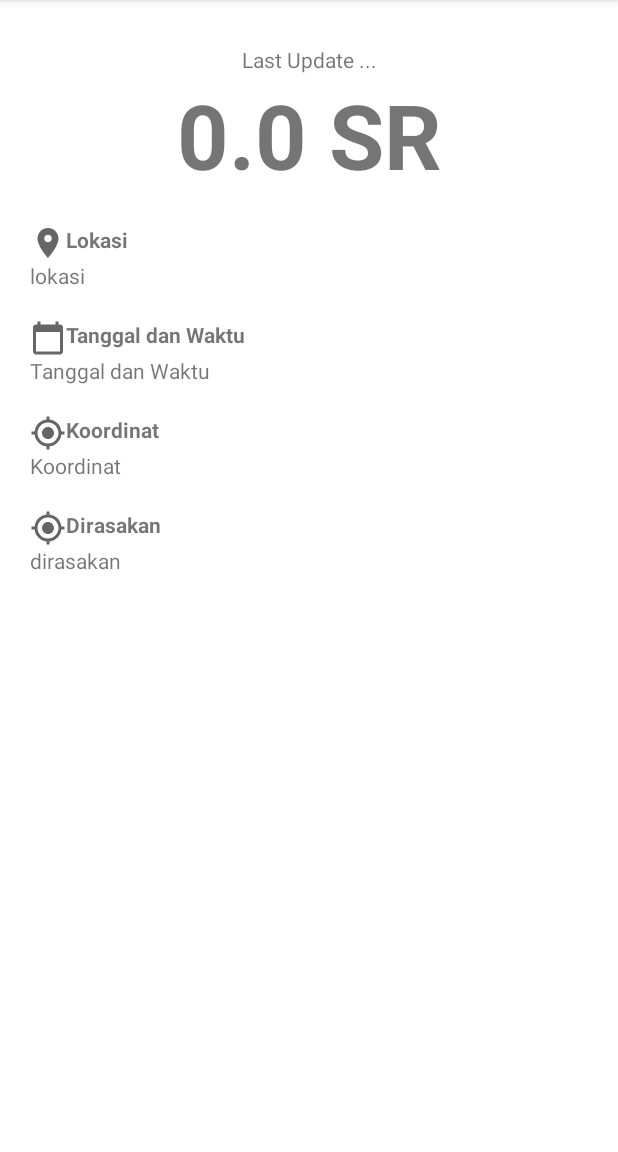
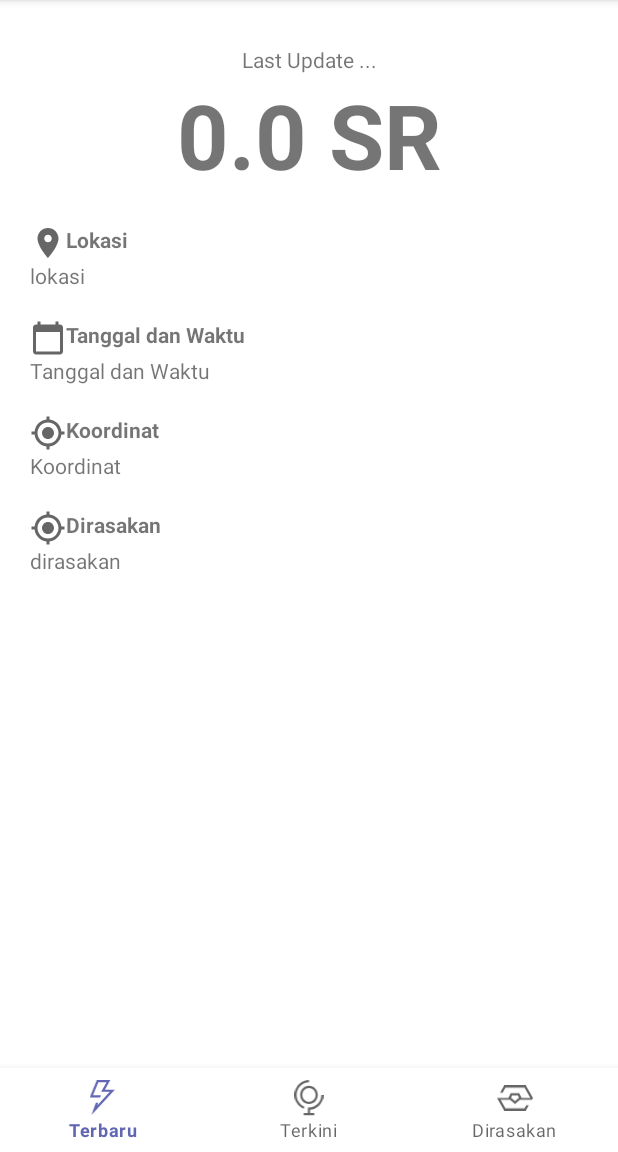
Before and after one commit to CSD-089/QuakeTodayID, an Android app: the screen it shows after launch (DashboardActivity), on a phone screen of 412 x 824 dp, the part 84-1236 px from its top. Run offline under Robolectric (Android 15) with nearby library versions, the phone set to English and light mode, and no system bars; our stand-ins replace Dagger/Hilt's generated code, navigation-ui; libraries missing offline, so code that uses them is left out: com.jakewharton.retrofit2; 2 statements that could not run were skipped.

Commit message:
add fragment navigation

```diff
--- a/app/src/main/java/com/example/quaketodayid/di/AppComponents.kt
+++ b/app/src/main/java/com/example/quaketodayid/di/AppComponents.kt
@@ -5,6 +5,7 @@ import com.example.quaketodayid.ui.ui.dashboard.DashboardFragment
 import com.example.quaketodayid.ui.ui.rating.RatingFragment
 import com.example.quaketodayid.ui.ui.setting.SettingFragment
 import com.example.quaketodayid.ui.ui.share.ShareFragment
+import com.example.quaketodayid.ui.ui.terbaru.TerbaruFragment
 import dagger.BindsInstance
 import dagger.Component
 import javax.inject.Singleton
@@ -22,6 +23,7 @@ interface AppComponents {
     fun inject(fragment: RatingFragment)
     fun inject(activity: ShareFragment)
     fun inject(fragment: DashboardFragment)
+    fun inject(fragment: TerbaruFragment)
 //    fun inject(activity: ShowDetailActivity)
 //    fun inject(fragment: FavouriteMovieFragment)
 //    fun inject(fragment: FavouriteTvShowFragment)
--- a/app/src/main/java/com/example/quaketodayid/ui/ui/dashboard/DashboardFragment.kt
+++ b/app/src/main/java/com/example/quaketodayid/ui/ui/dashboard/DashboardFragment.kt
@@ -9,6 +9,8 @@ import android.view.View
 import android.view.ViewGroup
 import androidx.fragment.app.viewModels
 import androidx.lifecycle.Observer
+import androidx.navigation.fragment.NavHostFragment
+import androidx.navigation.ui.setupWithNavController
 import com.example.quaketodayid.BaseApp
 import com.example.quaketodayid.R
 import com.example.quaketodayid.data.network.StatusResponse
@@ -16,15 +18,11 @@ import com.example.quaketodayid.databinding.FragmentDashboardBinding
 import com.example.quaketodayid.databinding.FragmentRatingBinding
 import com.example.quaketodayid.di.VMFactory
 import com.example.quaketodayid.ui.MainViewModel
+import com.google.android.material.bottomnavigation.BottomNavigationView
 import javax.inject.Inject
 
 class DashboardFragment : Fragment() {
 
-    @Inject
-    lateinit var factory: VMFactory
-    private val viewModel: MainViewModel by viewModels {
-        factory
-    }
     private var _binding: FragmentDashboardBinding? = null
 
     private val binding get() = _binding!!
@@ -36,30 +34,25 @@ class DashboardFragment : Fragment() {
         return binding.root
     }
 
-    override fun onAttach(context: Context) {
-        super.onAttach(context)
-        (context.applicationContext as BaseApp).appComponents.inject(this)
-    }
+
     @SuppressLint("SetTextI18n")
     override fun onViewCreated(view: View, savedInstanceState: Bundle?) {
         super.onViewCreated(view, savedInstanceState)
-        viewModel.getAutoGempa().observe(viewLifecycleOwner, Observer { response->
-            when(response.status){
-                StatusResponse.SUCCESS->{
-                    val data = response.body.infogempa?.gempa!!
-                    with(binding){
-                        lastUpdate.text = "Last update ${data.jam}"
-                        srScale.text = "${data.magnitude}SR"
-                        location.text = data.wilayah
-                        coordinate.text = data.coordinates
-                        feel.text = data.wilayah
-                        dateTime.text= "${data.tanggal}, ${data.jam}"
-                    }
-                }
-                StatusResponse.EMPTY->{}
-                StatusResponse.ERROR->{}
-            }
-        })
+
+
+        val nestedNavHostFragment = childFragmentManager.findFragmentById(R.id.nav_host_fragment_dashboard) as? NavHostFragment
+
+        val navController = nestedNavHostFragment?.navController
+
+        val bottomNavigationView = view.findViewById<BottomNavigationView>(R.id.bottom_nav_view)
+
+        if (navController != null) {
+            bottomNavigationView.setupWithNavController(navController)
+        } else {
+            throw RuntimeException("Controller not found")
+        }
+
+
     }
 
 
--- /dev/null
+++ b/app/src/main/java/com/example/quaketodayid/ui/ui/terbaru/TerbaruFragment.kt
@@ -0,0 +1,67 @@
+package com.example.quaketodayid.ui.ui.terbaru
+
+import android.content.Context
+import android.os.Bundle
+import androidx.fragment.app.Fragment
+import android.view.LayoutInflater
+import android.view.View
+import android.view.ViewGroup
+import androidx.fragment.app.viewModels
+import androidx.lifecycle.Observer
+import com.example.quaketodayid.BaseApp
+import com.example.quaketodayid.R
+import com.example.quaketodayid.data.network.StatusResponse
+import com.example.quaketodayid.databinding.FragmentDashboardBinding
+import com.example.quaketodayid.databinding.FragmentTerbaruBinding
+import com.example.quaketodayid.di.VMFactory
+import com.example.quaketodayid.ui.MainViewModel
+import javax.inject.Inject
+
+
+class TerbaruFragment : Fragment() {
+
+    @Inject
+    lateinit var factory: VMFactory
+    private val viewModel: MainViewModel by viewModels {
+        factory
+    }
+    private var _binding: FragmentTerbaruBinding? = null
+
+    private val binding get() = _binding!!
+
+    override fun onCreateView(
+        inflater: LayoutInflater, container: ViewGroup?,
+        savedInstanceState: Bundle?
+    ): View? {
+        _binding = FragmentTerbaruBinding.inflate(inflater, container, false)
+        return binding.root
+    }
+
+    override fun onViewCreated(view: View, savedInstanceState: Bundle?) {
+        super.onViewCreated(view, savedInstanceState)
+        viewModel.getAutoGempa().observe(viewLifecycleOwner, Observer { response ->
+            when (response.status) {
+                StatusResponse.SUCCESS -> {
+                    val data = response.body.infogempa?.gempa!!
+                    with(binding) {
+                        lastUpdate.text = "Last update ${data.jam}"
+                        srScale.text = "${data.magnitude}SR"
+                        location.text = data.wilayah
+                        coordinate.text = data.coordinates
+                        feel.text = data.wilayah
+                        dateTime.text = "${data.tanggal}, ${data.jam}"
+                    }
+                }
+                StatusResponse.EMPTY -> {
+                }
+                StatusResponse.ERROR -> {
+                }
+            }
+        })
+    }
+    override fun onAttach(context: Context) {
+        super.onAttach(context)
+        (context.applicationContext as BaseApp).appComponents.inject(this)
+    }
+
+}
--- /dev/null
+++ b/app/src/main/res/drawable/ic_dirasakan.xml
@@ -0,0 +1,5 @@
+<vector android:autoMirrored="true" android:height="14dp"
+    android:viewportHeight="14" android:viewportWidth="20"
+    android:width="20dp" xmlns:android="http://schemas.android.com/apk/res/android">
+    <path android:fillColor="#242632" android:fillType="evenOdd" android:pathData="M2.0111,8L4.7254,12.75H15.2746L16.2746,11H17.7143L16,14H4L0,7H6.3012L7.6137,4.375H12.3863L13.6988,7H18.5603L15.2746,1.25H4.7254L3.154,4H1.7143L4,0H16L20,7L19.4286,8H12.7763L10,10.3136L7.2237,8H2.0111ZM7.7804,6.8368L8.3863,5.625H11.6137L12.2196,6.8368L10,8.6864L7.7804,6.8368Z"/>
+</vector>
--- /dev/null
+++ b/app/src/main/res/drawable/ic_terbaru.xml
@@ -0,0 +1,5 @@
+<vector android:autoMirrored="true" android:height="18dp"
+    android:viewportHeight="18" android:viewportWidth="13"
+    android:width="13dp" xmlns:android="http://schemas.android.com/apk/res/android">
+    <path android:fillColor="#242632" android:pathData="M5.0963,8.75L5.4791,7.6563H1.6155L4.2405,1.0938H8.22L5.595,5.9063H9.8004L3.7166,12.6921L4.1776,11.375H3.0187L0.875,17.5L12.25,4.8125H7.4375L10.0625,0H3.5L0,8.75H5.0963Z"/>
+</vector>
--- /dev/null
+++ b/app/src/main/res/drawable/ic_terkini.xml
@@ -0,0 +1,7 @@
+<vector android:autoMirrored="true" android:height="17dp"
+    android:viewportHeight="17" android:viewportWidth="14"
+    android:width="14dp" xmlns:android="http://schemas.android.com/apk/res/android">
+    <path android:fillColor="#242632" android:pathData="M2.538,1.6141C3.7931,0.5708 5.3711,0 7,0V1.0657C5.6179,1.0657 4.279,1.55 3.2141,2.4353C2.1492,3.3205 1.4248,4.5512 1.1658,5.9154C0.9068,7.2795 1.1294,8.6917 1.7953,9.9087C2.4611,11.1257 3.5285,12.0713 4.8136,12.5825L4.4231,13.5734C2.9086,12.9708 1.6506,11.8564 0.8659,10.4221C0.0811,8.9878 -0.1812,7.3235 0.124,5.7157C0.4292,4.1079 1.2829,2.6574 2.538,1.6141Z"/>
+    <path android:fillColor="#242632" android:fillType="evenOdd" android:pathData="M7,11.2965C9.343,11.2965 11.2424,9.3879 11.2424,7.0336C11.2424,4.6794 9.343,2.7708 7,2.7708C4.657,2.7708 2.7576,4.6794 2.7576,7.0336C2.7576,9.3879 4.657,11.2965 7,11.2965ZM7,10.2308C8.7573,10.2308 10.1818,8.7994 10.1818,7.0336C10.1818,5.2679 8.7573,3.8365 7,3.8365C5.2427,3.8365 3.8182,5.2679 3.8182,7.0336C3.8182,8.7994 5.2427,10.2308 7,10.2308Z"/>
+    <path android:fillColor="#242632" android:pathData="M13.4672,9.7253C13.8189,8.872 14,7.9573 14,7.0336H12.9394C12.9394,7.8174 12.7858,8.5934 12.4873,9.3175C12.1888,10.0416 11.7513,10.6995 11.1998,11.2536C10.6483,11.8078 9.9935,12.2474 9.2729,12.5473C8.5523,12.8472 7.78,13.0016 7,13.0016H6.4697V15.5593H4.4545V16.625H9.5455V15.5593H7.5303V14.0471C8.268,13.9908 8.9932,13.8172 9.6788,13.5319C10.5281,13.1784 11.2997,12.6603 11.9497,12.0072C12.5998,11.3541 13.1154,10.5787 13.4672,9.7253Z"/>
+</vector>
--- a/app/src/main/res/layout/fragment_dashboard.xml
+++ b/app/src/main/res/layout/fragment_dashboard.xml
@@ -6,113 +6,27 @@
     android:layout_height="match_parent"
     tools:context=".ui.ui.dashboard.DashboardFragment">
 
-    <TextView
-        android:id="@+id/last_update"
+
+    <fragment
+        android:id="@+id/nav_host_fragment_dashboard"
+        android:name="androidx.navigation.fragment.NavHostFragment"
         android:layout_width="match_parent"
-        android:layout_height="wrap_content"
-        android:layout_margin="30dp"
-        android:text="@string/last_update"
-        android:textAlignment="center"
+        android:layout_height="match_parent"
+        app:defaultNavHost="true"
+        app:layout_constraintLeft_toLeftOf="parent"
+        app:layout_constraintRight_toRightOf="parent"
         app:layout_constraintTop_toTopOf="parent"
-        tools:layout_editor_absoluteX="30dp" />
+        app:navGraph="@navigation/bottom_navigation" />
 
-    <TextView
-        android:id="@+id/sr_scale"
-        android:layout_width="wrap_content"
-        android:layout_height="wrap_content"
-        android:text="@string/_0_0_sr"
-        android:textSize="60sp"
-        android:textStyle="bold"
-        app:layout_constraintEnd_toEndOf="@+id/last_update"
-        app:layout_constraintStart_toStartOf="@+id/last_update"
-        app:layout_constraintTop_toBottomOf="@+id/last_update" />
-
-    <TextView
-        android:id="@+id/textView3"
-        android:layout_width="wrap_content"
-        android:layout_height="wrap_content"
-        android:layout_margin="20dp"
-        android:text="Lokasi"
-        android:textStyle="bold"
-        app:layout_constraintStart_toStartOf="parent"
-        app:layout_constraintTop_toBottomOf="@+id/sr_scale"
-        app:drawableLeftCompat="@drawable/ic_baseline_location_on_24" />
-
-    <TextView
-        android:id="@+id/location"
+    <com.google.android.material.bottomnavigation.BottomNavigationView
+        android:id="@+id/bottom_nav_view"
         android:layout_width="0dp"
         android:layout_height="wrap_content"
-        android:text="lokasi"
-        android:layout_marginEnd="20dp"
+        android:background="@color/white"
+        app:layout_constraintBottom_toBottomOf="parent"
         app:layout_constraintEnd_toEndOf="parent"
-        app:layout_constraintStart_toStartOf="@+id/textView3"
-        app:layout_constraintTop_toBottomOf="@+id/textView3" />
-
-    <TextView
-        android:id="@+id/textView4"
-        android:layout_width="wrap_content"
-        android:layout_height="wrap_content"
-        android:layout_margin="20dp"
-        android:text="Tanggal dan Waktu"
-        android:textStyle="bold"
         app:layout_constraintStart_toStartOf="parent"
-        app:layout_constraintTop_toBottomOf="@+id/location"
-        app:drawableLeftCompat="@drawable/ic_baseline_calendar_today_24" />
-
-    <TextView
-        android:id="@+id/date_time"
-        android:layout_width="0dp"
-        android:layout_height="wrap_content"
-        android:layout_marginEnd="20dp"
-        android:text="Tanggal dan Waktu"
-        app:layout_constraintEnd_toEndOf="parent"
-        app:layout_constraintStart_toStartOf="@+id/textView4"
-        app:layout_constraintTop_toBottomOf="@+id/textView4" />
-
-    <TextView
-        android:id="@+id/textView5"
-        android:layout_width="wrap_content"
-        android:layout_height="wrap_content"
-        android:layout_margin="20dp"
-        android:text="Koordinat"
-        android:textStyle="bold"
-        app:layout_constraintStart_toStartOf="parent"
-        app:layout_constraintTop_toBottomOf="@+id/date_time"
-        app:drawableLeftCompat="@drawable/ic_baseline_my_location_24" />
-
-    <TextView
-        android:id="@+id/coordinate"
-        android:layout_width="0dp"
-        android:layout_height="wrap_content"
-        android:layout_marginEnd="20dp"
-        android:text="Koordinat"
-        app:layout_constraintEnd_toEndOf="parent"
-        app:layout_constraintStart_toStartOf="@+id/textView5"
-        app:layout_constraintTop_toBottomOf="@+id/textView5" />
-
-    <TextView
-        android:id="@+id/textView6"
-        android:layout_width="wrap_content"
-        android:layout_height="wrap_content"
-        android:layout_margin="20dp"
-        android:text="Dirasakan"
-        android:textStyle="bold"
-        app:drawableLeftCompat="@drawable/ic_baseline_my_location_24"
-        app:layout_constraintStart_toStartOf="parent"
-        app:layout_constraintTop_toBottomOf="@+id/coordinate" />
-
-    <TextView
-        android:id="@+id/feel"
-        android:layout_width="0dp"
-        android:layout_height="wrap_content"
-        android:layout_marginEnd="20dp"
-        android:text="dirasakan"
-        app:layout_constraintEnd_toEndOf="parent"
-        app:layout_constraintStart_toStartOf="@+id/textView6"
-        app:layout_constraintTop_toBottomOf="@+id/textView6" />
-
-
-
+        app:menu="@menu/bottom_nav" />
 
 
 </androidx.constraintlayout.widget.ConstraintLayout>
--- /dev/null
+++ b/app/src/main/res/layout/fragment_terbaru.xml
@@ -0,0 +1,114 @@
+<?xml version="1.0" encoding="utf-8"?>
+<androidx.constraintlayout.widget.ConstraintLayout xmlns:android="http://schemas.android.com/apk/res/android"
+    xmlns:tools="http://schemas.android.com/tools"
+    android:layout_width="match_parent"
+    android:layout_height="match_parent"
+    xmlns:app="http://schemas.android.com/apk/res-auto"
+    tools:context=".ui.ui.terbaru.TerbaruFragment">
+
+    <TextView
+        android:id="@+id/last_update"
+        android:layout_width="match_parent"
+        android:layout_height="wrap_content"
+        android:layout_margin="30dp"
+        android:text="@string/last_update"
+        android:textAlignment="center"
+        app:layout_constraintTop_toTopOf="parent"
+        tools:layout_editor_absoluteX="30dp" />
+
+    <TextView
+        android:id="@+id/sr_scale"
+        android:layout_width="wrap_content"
+        android:layout_height="wrap_content"
+        android:text="@string/_0_0_sr"
+        android:textSize="60sp"
+        android:textStyle="bold"
+        app:layout_constraintEnd_toEndOf="@+id/last_update"
+        app:layout_constraintStart_toStartOf="@+id/last_update"
+        app:layout_constraintTop_toBottomOf="@+id/last_update" />
+
+    <TextView
+        android:id="@+id/textView3"
+        android:layout_width="wrap_content"
+        android:layout_height="wrap_content"
+        android:layout_margin="20dp"
+        android:text="Lokasi"
+        android:textStyle="bold"
+        app:drawableLeftCompat="@drawable/ic_baseline_location_on_24"
+        app:layout_constraintStart_toStartOf="parent"
+        app:layout_constraintTop_toBottomOf="@+id/sr_scale" />
+
+    <TextView
+        android:id="@+id/location"
+        android:layout_width="0dp"
+        android:layout_height="wrap_content"
+        android:layout_marginEnd="20dp"
+        android:text="lokasi"
+        app:layout_constraintEnd_toEndOf="parent"
+        app:layout_constraintStart_toStartOf="@+id/textView3"
+        app:layout_constraintTop_toBottomOf="@+id/textView3" />
+
+    <TextView
+        android:id="@+id/textView4"
+        android:layout_width="wrap_content"
+        android:layout_height="wrap_content"
+        android:layout_margin="20dp"
+        android:text="Tanggal dan Waktu"
+        android:textStyle="bold"
+        app:drawableLeftCompat="@drawable/ic_baseline_calendar_today_24"
+        app:layout_constraintStart_toStartOf="parent"
+        app:layout_constraintTop_toBottomOf="@+id/location" />
+
+    <TextView
+        android:id="@+id/date_time"
+        android:layout_width="0dp"
+        android:layout_height="wrap_content"
+        android:layout_marginEnd="20dp"
+        android:text="Tanggal dan Waktu"
+        app:layout_constraintEnd_toEndOf="parent"
+        app:layout_constraintStart_toStartOf="@+id/textView4"
+        app:layout_constraintTop_toBottomOf="@+id/textView4" />
+
+    <TextView
+        android:id="@+id/textView5"
+        android:layout_width="wrap_content"
+        android:layout_height="wrap_content"
+        android:layout_margin="20dp"
+        android:text="Koordinat"
+        android:textStyle="bold"
+        app:drawableLeftCompat="@drawable/ic_baseline_my_location_24"
+        app:layout_constraintStart_toStartOf="parent"
+        app:layout_constraintTop_toBottomOf="@+id/date_time" />
+
+    <TextView
+        android:id="@+id/coordinate"
+        android:layout_width="0dp"
+        android:layout_height="wrap_content"
+        android:layout_marginEnd="20dp"
+        android:text="Koordinat"
+        app:layout_constraintEnd_toEndOf="parent"
+        app:layout_constraintStart_toStartOf="@+id/textView5"
+        app:layout_constraintTop_toBottomOf="@+id/textView5" />
+
+    <TextView
+        android:id="@+id/textView6"
+        android:layout_width="wrap_content"
+        android:layout_height="wrap_content"
+        android:layout_margin="20dp"
+        android:text="Dirasakan"
+        android:textStyle="bold"
+        app:drawableLeftCompat="@drawable/ic_baseline_my_location_24"
+        app:layout_constraintStart_toStartOf="parent"
+        app:layout_constraintTop_toBottomOf="@+id/coordinate" />
+
+    <TextView
+        android:id="@+id/feel"
+        android:layout_width="0dp"
+        android:layout_height="wrap_content"
+        android:layout_marginEnd="20dp"
+        android:text="dirasakan"
+        app:layout_constraintEnd_toEndOf="parent"
+        app:layout_constraintStart_toStartOf="@+id/textView6"
+        app:layout_constraintTop_toBottomOf="@+id/textView6" />
+
+</androidx.constraintlayout.widget.ConstraintLayout>
--- /dev/null
+++ b/app/src/main/res/menu/bottom_nav.xml
@@ -0,0 +1,15 @@
+<?xml version="1.0" encoding="utf-8"?>
+<menu xmlns:android="http://schemas.android.com/apk/res/android">
+    <item
+        android:id="@+id/nav_terbaru"
+        android:icon="@drawable/ic_terbaru"
+        android:title="Terbaru" />
+    <item
+        android:id="@+id/nav_terkini"
+        android:icon="@drawable/ic_terkini"
+        android:title="Terkini" />
+    <item
+        android:id="@+id/nav_dirasakan"
+        android:icon="@drawable/ic_dirasakan"
+        android:title="Dirasakan" />
+</menu>
--- /dev/null
+++ b/app/src/main/res/navigation/bottom_navigation.xml
@@ -0,0 +1,22 @@
+<?xml version="1.0" encoding="utf-8"?>
+<navigation xmlns:android="http://schemas.android.com/apk/res/android"
+    xmlns:app="http://schemas.android.com/apk/res-auto"
+    xmlns:tools="http://schemas.android.com/tools"
+    android:id="@+id/bottom_navigation"
+    app:startDestination="@id/nav_terbaru">
+
+    <fragment
+        android:id="@+id/nav_terbaru"
+        android:name="com.example.quaketodayid.ui.ui.terbaru.TerbaruFragment"
+        tools:layout="@layout/fragment_terbaru" />
+    <fragment
+        android:id="@+id/nav_terkini"
+        android:name="com.example.quaketodayid.ui.ui.terkini.TerkiniFragment"
+        tools:layout="@layout/fragment_terkini" />
+
+    <fragment
+        android:id="@+id/nav_dirasakan"
+        android:name="com.example.quaketodayid.ui.ui.dirasakan.DirasakanFragment"
+        tools:layout="@layout/fragment_dirasakan" />
+
+</navigation>
```
Also changed, not shown: app/src/main/java/com/example/quaketodayid/ui/ui/dirasakan/DirasakanFragment.kt (added, +60 -0 lines), app/src/main/java/com/example/quaketodayid/ui/ui/terkini/TerkiniFragment.kt (added, +60 -0 lines), app/src/main/res/drawable/ic_logo_quake_id.xml (added, +22 -0 lines), app/src/main/res/layout/fragment_dirasakan.xml (added, +14 -0 lines), app/src/main/res/layout/fragment_terkini.xml (added, +14 -0 lines), app/src/main/res/layout/nav_header_dashboard.xml (+17 -14 lines).
